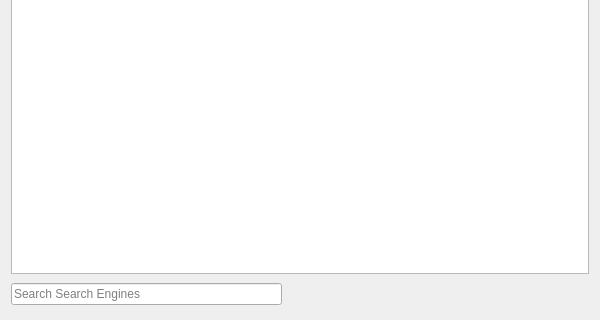
The window that 2.x/UI/dooble_search_engines_popup.ui (textbrowser/dooble) describes before a commit, drawn with Qt 5; both pictures show x 0 to 600 and y 280 to 600 of the 600 by 600 pixel window.
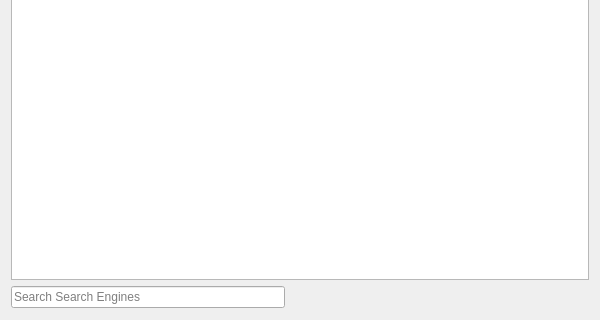
The same window after the commit. Icons and pictures are not drawn. Custom widgets are drawn as their Qt base class.

```diff
--- a/2.x/UI/dooble_search_engines_popup.ui
+++ b/2.x/UI/dooble_search_engines_popup.ui
@@ -133,12 +133,6 @@
        <property name="text">
         <string/>
        </property>
-       <property name="iconSize">
-        <size>
-         <width>22</width>
-         <height>22</height>
-        </size>
-       </property>
        <property name="autoRaise">
         <bool>true</bool>
        </property>
```
Left out of the diff: 6 changed lines with no effect on the pictures.
